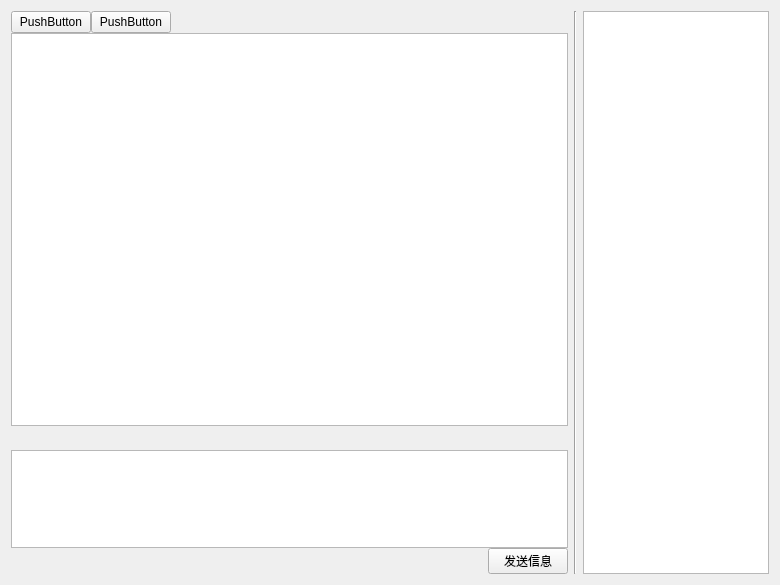
Old version of the form TestProject/ui/chatroom.ui in the repository ChinSing00/ChatChat.
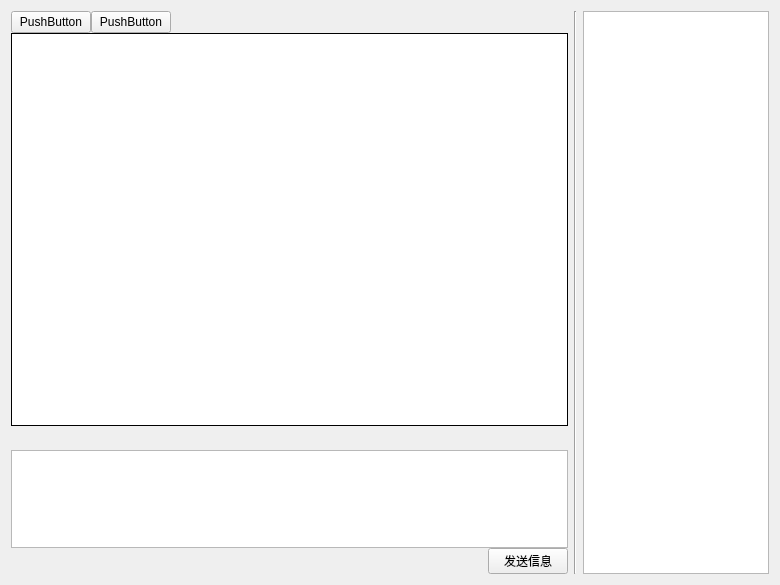
New version of the form. Icons and pictures are not drawn.

Patch:
```diff
--- a/TestProject/ui/chatroom.ui
+++ b/TestProject/ui/chatroom.ui
@@ -84,7 +84,36 @@
        </widget>
       </item>
       <item>
-       <widget class="QTextBrowser" name="chatWin"/>
+       <widget class="QTextBrowser" name="chatWin">
+        <property name="frameShape">
+         <enum>QFrame::Box</enum>
+        </property>
+        <property name="frameShadow">
+         <enum>QFrame::Plain</enum>
+        </property>
+        <property name="lineWidth">
+         <number>1</number>
+        </property>
+        <property name="horizontalScrollBarPolicy">
+         <enum>Qt::ScrollBarAlwaysOff</enum>
+        </property>
+        <property name="sizeAdjustPolicy">
+         <enum>QAbstractScrollArea::AdjustToContents</enum>
+        </property>
+        <property name="lineWrapMode">
+         <enum>QTextEdit::NoWrap</enum>
+        </property>
+        <property name="html">
+         <string>&lt;!DOCTYPE HTML PUBLIC &quot;-//W3C//DTD HTML 4.0//EN&quot; &quot;http://www.w3.org/TR/REC-html40/strict.dtd&quot;&gt;
+&lt;html&gt;&lt;head&gt;&lt;meta name=&quot;qrichtext&quot; content=&quot;1&quot; /&gt;&lt;style type=&quot;text/css&quot;&gt;
+p, li { white-space: pre-wrap; }
+&lt;/style&gt;&lt;/head&gt;&lt;body style=&quot; font-family:'SimSun'; font-size:9pt; font-weight:400; font-style:normal;&quot;&gt;
+&lt;p style=&quot;-qt-paragraph-type:empty; margin-top:0px; margin-bottom:0px; margin-left:0px; margin-right:0px; -qt-block-indent:0; text-indent:0px;&quot;&gt;&lt;br /&gt;&lt;/p&gt;&lt;/body&gt;&lt;/html&gt;</string>
+        </property>
+        <property name="overwriteMode">
+         <bool>false</bool>
+        </property>
+       </widget>
       </item>
       <item>
        <widget class="QWidget" name="widget_3" native="true">
```
Left out of the diff: 6 changed lines with no effect on the pictures.
